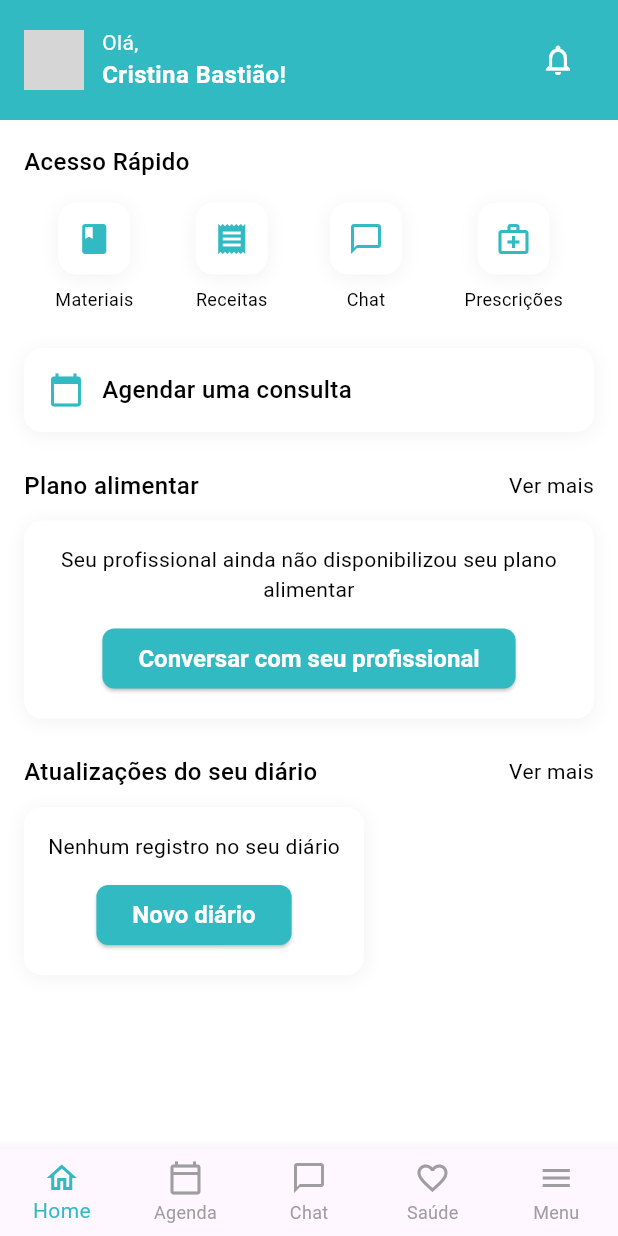
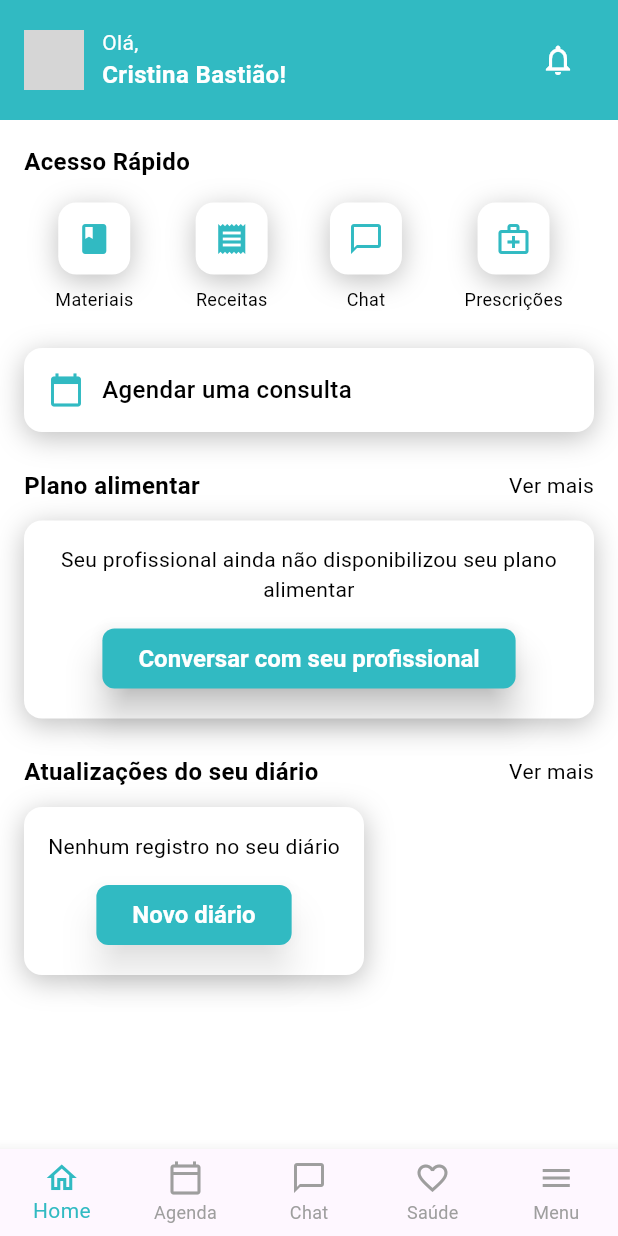
Before and after one commit to ES2-UFPI/Healthway, a Flutter app: the screen it shows after launch, on a phone screen of 412 x 824 dp. Run offline on Flutter 3.47's test engine with Material 3 defaults, Android fonts, the phone set to English and light mode, and no system bars; grey boxes are pictures that could not be loaded.

Commit message:
estilizacao geral dash

```diff
--- a/healthway_app/lib/screens/dashboardScreen.dart
+++ b/healthway_app/lib/screens/dashboardScreen.dart
@@ -67,7 +67,7 @@ class DashboardScreen extends StatelessWidget {
                       style: TextStyle(
                         color: Colors.black,
                         fontSize: 16,
-                        fontWeight: FontWeight.w500,
+                        fontWeight: FontWeight.w700,
                       ),
                     ),
                     const SizedBox(height: 16),
@@ -92,9 +92,12 @@ class DashboardScreen extends StatelessWidget {
                         borderRadius: BorderRadius.circular(12),
                         boxShadow: [
                           BoxShadow(
-                            color: Colors.black.withOpacity(0.05),
-                            blurRadius: 10,
-                            offset: const Offset(0, 2),
+                            color: Colors.black.withOpacity(
+                                0.25), // Aumente a opacidade da sombra
+                            blurRadius:
+                                15, // Aumente o raio de desfoque da sombra
+                            offset: const Offset(
+                                0, 4), // Ajuste o deslocamento da sombra
                           ),
                         ],
                       ),
@@ -124,7 +127,7 @@ class DashboardScreen extends StatelessWidget {
                           style: TextStyle(
                             color: Colors.black,
                             fontSize: 16,
-                            fontWeight: FontWeight.w500,
+                            fontWeight: FontWeight.w700,
                           ),
                         ),
                         Text(
@@ -144,9 +147,12 @@ class DashboardScreen extends StatelessWidget {
                         borderRadius: BorderRadius.circular(12),
                         boxShadow: [
                           BoxShadow(
-                            color: Colors.black.withOpacity(0.05),
-                            blurRadius: 10,
-                            offset: const Offset(0, 2),
+                            color: Colors.black.withOpacity(
+                                0.25), // Aumente a opacidade da sombra
+                            blurRadius:
+                                15, // Aumente o raio de desfoque da sombra
+                            offset: const Offset(
+                                0, 4), // Ajuste o deslocamento da sombra
                           ),
                         ],
                       ),
@@ -164,16 +170,15 @@ class DashboardScreen extends StatelessWidget {
                           ElevatedButton(
                             onPressed: () {},
                             style: ElevatedButton.styleFrom(
-                              backgroundColor:
-                                  Color(0xFF31BAC2),
+                              backgroundColor: Color(0xFF31BAC2),
+                              elevation: 10,
                               textStyle: const TextStyle(
                                 fontSize: 16,
                                 fontWeight: FontWeight.bold,
                                 color: Colors.white,
                               ),
                               shape: RoundedRectangleBorder(
-                                borderRadius: BorderRadius.circular(
-                                    8),
+                                borderRadius: BorderRadius.circular(8),
                               ),
                             ),
                             child: const Text(
@@ -197,7 +202,7 @@ class DashboardScreen extends StatelessWidget {
                           style: TextStyle(
                             color: Colors.black,
                             fontSize: 16,
-                            fontWeight: FontWeight.w500,
+                            fontWeight: FontWeight.w700,
                           ),
                         ),
                         Text(
@@ -217,9 +222,12 @@ class DashboardScreen extends StatelessWidget {
                         borderRadius: BorderRadius.circular(12),
                         boxShadow: [
                           BoxShadow(
-                            color: Colors.black.withOpacity(0.05),
-                            blurRadius: 10,
-                            offset: const Offset(0, 2),
+                            color: Colors.black.withOpacity(
+                                0.25), // Aumente a opacidade da sombra
+                            blurRadius:
+                                15, // Aumente o raio de desfoque da sombra
+                            offset: const Offset(
+                                0, 4), // Ajuste o deslocamento da sombra
                           ),
                         ],
                       ),
@@ -238,15 +246,16 @@ class DashboardScreen extends StatelessWidget {
                               // Adicione aqui a ação para o botão
                             },
                             style: ElevatedButton.styleFrom(
-                              backgroundColor: const Color(
-                                  0xFF31BAC2), // Cor de fundo do botão
+                              backgroundColor: const Color(0xFF31BAC2),
+                              elevation:
+                                  10, // Aumente a elevação para uma sombra mais pronunciada
+                              shadowColor: Colors.black.withOpacity(
+                                  0.5), // Ajuste a opacidade da sombra
                               shape: RoundedRectangleBorder(
-                                borderRadius: BorderRadius.circular(
-                                    8),
+                                borderRadius: BorderRadius.circular(8),
                               ),
                               textStyle: const TextStyle(
-                                fontSize:
-                                    16,
+                                fontSize: 16,
                                 fontWeight: FontWeight.w500,
                                 color: Colors.white,
                               ),
@@ -254,16 +263,14 @@ class DashboardScreen extends StatelessWidget {
                             child: const Text(
                               'Novo diário',
                               style: TextStyle(
-                                color: Colors
-                                    .white,
-                                fontWeight:
-                                    FontWeight.bold,
+                                color: Colors.white,
+                                fontWeight: FontWeight.bold,
                               ),
                             ),
                           ),
                         ],
                       ),
-                    ),
+                    )
                   ],
                 ),
               ),
@@ -311,9 +318,10 @@ class DashboardScreen extends StatelessWidget {
             borderRadius: BorderRadius.circular(12),
             boxShadow: [
               BoxShadow(
-                color: Colors.black.withOpacity(0.05),
-                blurRadius: 10,
-                offset: const Offset(0, 2),
+                color: Colors.black
+                    .withOpacity(0.25), // Aumente a opacidade da sombra
+                blurRadius: 15, // Aumente o raio de desfoque da sombra
+                offset: const Offset(0, 4), // Ajuste o deslocamento da sombra
               ),
             ],
           ),
```
